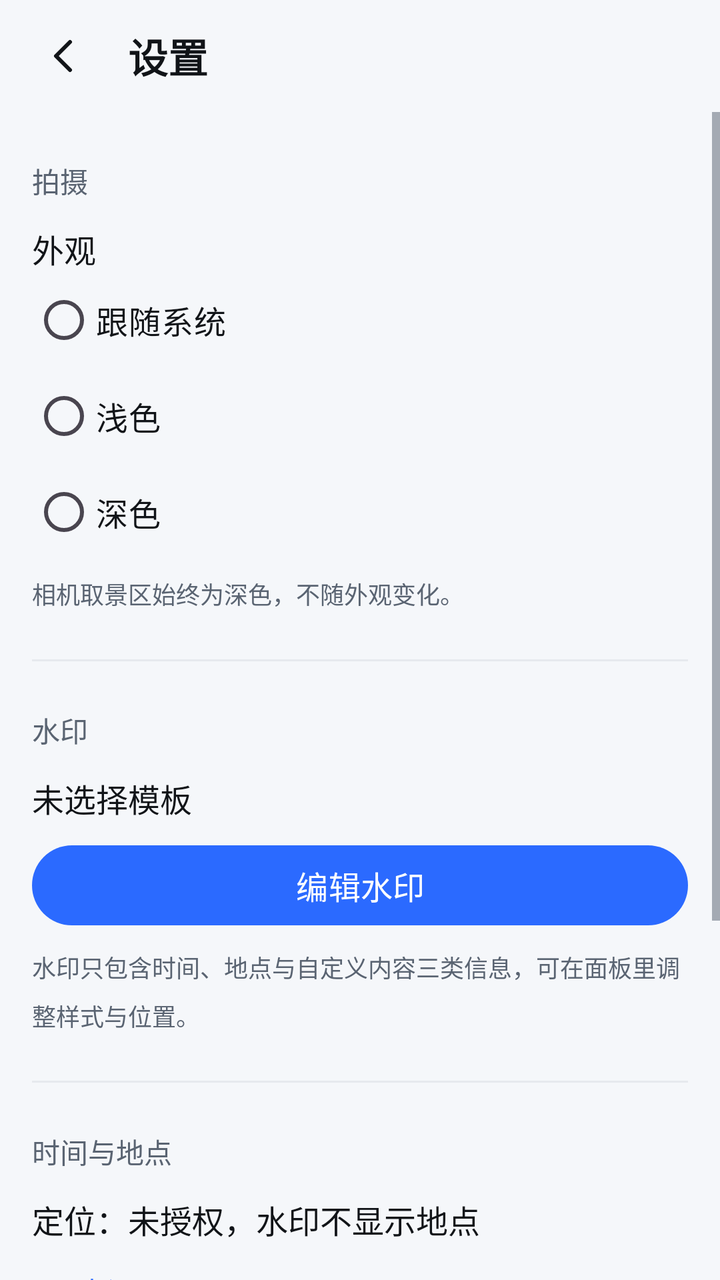
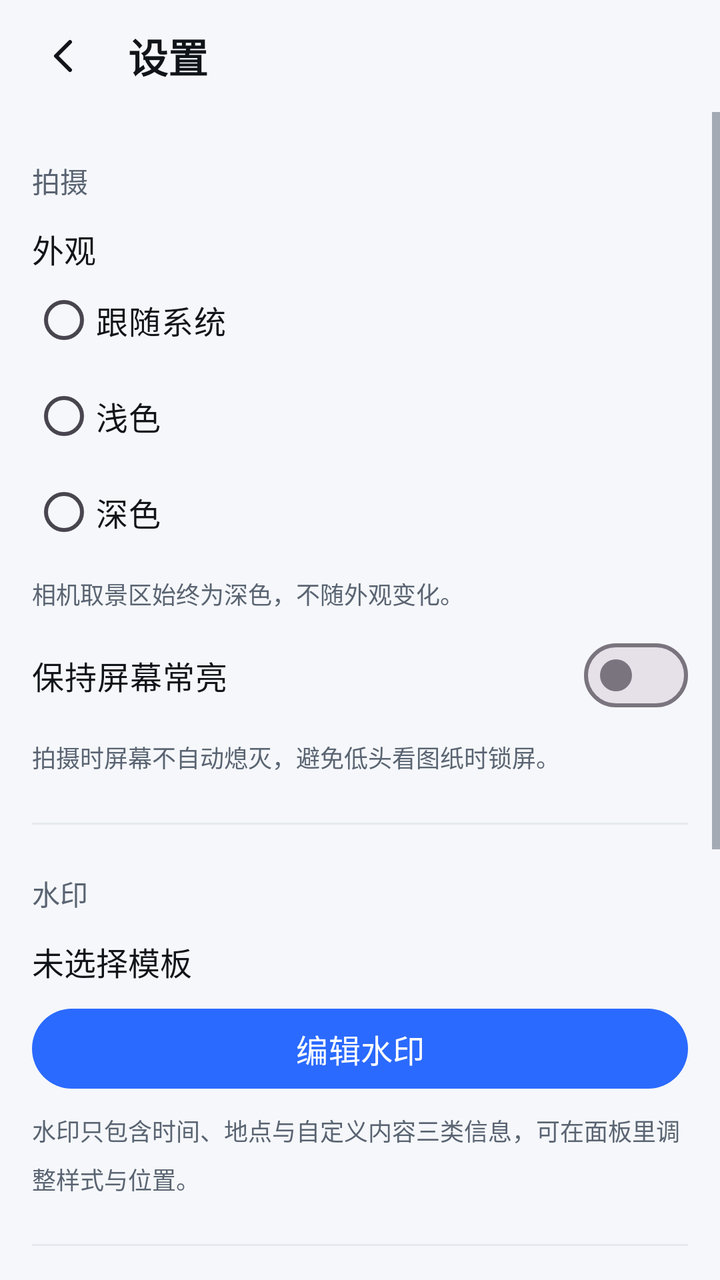

Two renders of the same Android screen: before a commit and after it. Below are the layout's source before the change and the commit's diff.
<!-- AndroidManifest.xml: application theme Theme.WatermarkCamera -->
<!-- res/layout/fragment_settings.xml -->
<?xml version="1.0" encoding="utf-8"?>
<LinearLayout xmlns:android="http://schemas.android.com/apk/res/android"
    xmlns:app="http://schemas.android.com/apk/res-auto"
    android:layout_width="match_parent"
    android:layout_height="match_parent"
    android:background="@color/app_background"
    android:orientation="vertical">

    
    <LinearLayout
        android:id="@+id/settingsTopBar"
        android:layout_width="match_parent"
        android:layout_height="56dp"
        android:gravity="center_vertical"
        android:orientation="horizontal"
        android:paddingStart="8dp"
        android:paddingEnd="16dp">

        <ImageButton
            android:id="@+id/btnSettingsBack"
            android:layout_width="48dp"
            android:layout_height="48dp"
            android:background="?attr/selectableItemBackgroundBorderless"
            android:contentDescription="@string/gallery_back"
            android:padding="12dp"
            android:scaleType="centerInside"
            android:src="@drawable/ic_ui_back"
            app:tint="@color/app_on_surface" />

        <TextView
            android:layout_width="0dp"
            android:layout_height="wrap_content"
            android:layout_marginStart="8dp"
            android:layout_weight="1"
            android:text="@string/settings_title"
            android:textColor="@color/app_on_surface"
            android:textSize="20sp"
            android:textStyle="bold" />
    </LinearLayout>

    <ScrollView
        android:layout_width="match_parent"
        android:layout_height="0dp"
        android:layout_weight="1"
        android:clipToPadding="false">

        <LinearLayout
            android:layout_width="match_parent"
            android:layout_height="wrap_content"
            android:orientation="vertical"
            android:paddingStart="16dp"
            android:paddingEnd="16dp"
            android:paddingBottom="24dp">

            
            <TextView
                style="@style/SettingsGroupTitle"
                android:text="@string/settings_group_capture" />

            <TextView
                style="@style/SettingsRowLabel"
                android:text="@string/settings_theme" />

            <RadioGroup
                android:id="@+id/rgTheme"
                android:layout_width="match_parent"
                android:layout_height="wrap_content"
                android:orientation="vertical">

                <RadioButton
                    android:id="@+id/rbThemeSystem"
                    android:layout_width="match_parent"
                    android:layout_height="48dp"
                    android:text="@string/settings_theme_system"
                    android:textColor="@color/app_on_surface"
                    android:textSize="16sp" />

                <RadioButton
                    android:id="@+id/rbThemeLight"
                    android:layout_width="match_parent"
                    android:layout_height="48dp"
                    android:text="@string/settings_theme_light"
                    android:textColor="@color/app_on_surface"
                    android:textSize="16sp" />

                <RadioButton
                    android:id="@+id/rbThemeDark"
                    android:layout_width="match_parent"
                    android:layout_height="48dp"
                    android:text="@string/settings_theme_dark"
                    android:textColor="@color/app_on_surface"
                    android:textSize="16sp" />
            </RadioGroup>

            <TextView
                style="@style/SettingsHint"
                android:text="@string/settings_capture_hint" />

            <View style="@style/SettingsDivider" />

            
            <TextView
                style="@style/SettingsGroupTitle"
                android:text="@string/settings_group_watermark" />

            <TextView
                android:id="@+id/tvCurrentTemplate"
                style="@style/SettingsRowLabel"
                android:text="@string/settings_template_unknown" />

            <com.google.android.material.button.MaterialButton
                android:id="@+id/btnOpenWatermarkEditor"
                android:layout_width="match_parent"
                android:layout_height="48dp"
                android:layout_marginTop="8dp"
                android:text="@string/settings_open_watermark_editor"
                android:textSize="16sp" />

            <TextView
                style="@style/SettingsHint"
                android:text="@string/settings_watermark_hint" />

            <View style="@style/SettingsDivider" />

            
            <TextView
                style="@style/SettingsGroupTitle"
                android:text="@string/settings_group_time_location" />

            <TextView
                android:id="@+id/tvLocationState"
                style="@style/SettingsRowLabel"
                android:text="@string/settings_location_denied" />

            <com.google.android.material.button.MaterialButton
                android:id="@+id/btnLocationSettings"
                style="@style/Widget.Material3.Button.TextButton"
                android:layout_width="wrap_content"
                android:layout_height="48dp"
                android:text="@string/permission_go_settings"
                android:textSize="14sp" />

            <TextView
                style="@style/SettingsHint"
                android:text="@string/settings_time_hint" />

            <View style="@style/SettingsDivider" />

            
            <TextView
                style="@style/SettingsGroupTitle"
                android:text="@string/settings_group_about" />

            <TextView
                android:id="@+id/tvVersion"
                style="@style/SettingsRowLabel"
                android:text="@string/settings_version_placeholder" />

            <TextView
                style="@style/SettingsHint"
                android:text="@string/settings_privacy" />

            <TextView
                style="@style/SettingsHint"
                android:text="@string/settings_license" />
        </LinearLayout>
    </ScrollView>
</LinearLayout>
<!-- resources referenced by this layout -->
<resources>
  <color name="app_background">#FFF5F7FA</color>
  <color name="app_on_surface">#FF111418</color>
  <!-- drawable ic_ui_back (drawable) -->
  <?xml version="1.0" encoding="utf-8"?>
  <vector xmlns:android="http://schemas.android.com/apk/res/android"
      android:width="24dp"
      android:height="24dp"
      android:viewportWidth="24"
      android:viewportHeight="24">
      <path
          android:pathData="m15 5-7 7 7 7"
          android:fillColor="@android:color/transparent"
          android:strokeColor="#FF000000"
          android:strokeWidth="2"
          android:strokeLineCap="round"
          android:strokeLineJoin="round" />
  </vector>
  <string name="gallery_back">返回</string>
  <string name="permission_go_settings">去设置</string>
  <string name="settings_capture_hint">相机取景区始终为深色，不随外观变化。</string>
  <string name="settings_group_about">关于</string>
  <string name="settings_group_capture">拍摄</string>
  <string name="settings_group_time_location">时间与地点</string>
  <string name="settings_group_watermark">水印</string>
  <string name="settings_license">本应用以 MIT 许可发布。</string>
  <string name="settings_location_denied">定位：未授权，水印不显示地点</string>
  <string name="settings_open_watermark_editor">编辑水印</string>
  <string name="settings_privacy">照片与位置只保存在本机，应用不上传任何内容。</string>
  <string name="settings_template_unknown">未选择模板</string>
  <string name="settings_theme">外观</string>
  <string name="settings_theme_dark">深色</string>
  <string name="settings_theme_light">浅色</string>
  <string name="settings_theme_system">跟随系统</string>
  <string name="settings_time_hint">拍摄时间优先使用联网授时；离线时按上次校准推算，并在水印上标明来源。</string>
  <string name="settings_title">设置</string>
  <string name="settings_version_placeholder">版本</string>
  <string name="settings_watermark_hint">水印只包含时间、地点与自定义内容三类信息，可在面板里调整样式与位置。</string>
  <style name="SettingsDivider">
          <item name="android:layout_width">match_parent</item>
          <item name="android:layout_height">1dp</item>
          <item name="android:layout_marginTop">24dp</item>
          <item name="android:background">@color/app_divider</item>
      </style>
  <style name="SettingsGroupTitle">
          <item name="android:layout_width">match_parent</item>
          <item name="android:layout_height">wrap_content</item>
          <item name="android:layout_marginTop">24dp</item>
          <item name="android:layout_marginBottom">4dp</item>
          <item name="android:textColor">@color/app_on_surface_secondary</item>
          <item name="android:textSize">14sp</item>
      </style>
  <style name="SettingsHint">
          <item name="android:layout_width">match_parent</item>
          <item name="android:layout_height">wrap_content</item>
          <item name="android:layout_marginTop">8dp</item>
          <item name="android:lineSpacingMultiplier">1.4</item>
          <item name="android:textColor">@color/app_on_surface_secondary</item>
          <item name="android:textSize">12sp</item>
      </style>
  <style name="SettingsRowLabel">
          <item name="android:layout_width">match_parent</item>
          <item name="android:layout_height">wrap_content</item>
          <item name="android:layout_marginTop">8dp</item>
          <item name="android:lineSpacingMultiplier">1.4</item>
          <item name="android:textColor">@color/app_on_surface</item>
          <item name="android:textSize">16sp</item>
      </style>
  <color name="app_divider">#FFE6E9EE</color>
  <color name="app_on_surface_secondary">#FF5A6472</color>
  <color name="color_primary">#2B6AFF</color>
  <color name="color_primary_dark">#1E5AEE</color>
  <color name="app_surface">#FFFFFFFF</color>
  <!-- unchanged entries left out for length: 1 -->
</resources>

<!-- the commit's change to res/layout/fragment_settings.xml (unified diff, before → after) -->
@@ -96,6 +96,19 @@
                 style="@style/SettingsHint"
                 android:text="@string/settings_capture_hint" />
 
+            <com.google.android.material.materialswitch.MaterialSwitch
+                android:id="@+id/swKeepScreenOn"
+                android:layout_width="match_parent"
+                android:layout_height="48dp"
+                android:layout_marginTop="8dp"
+                android:text="@string/settings_keep_screen_on"
+                android:textColor="@color/app_on_surface"
+                android:textSize="16sp" />
+
+            <TextView
+                style="@style/SettingsHint"
+                android:text="@string/settings_keep_screen_on_hint" />
+
             <View style="@style/SettingsDivider" />
 
             
<!-- resource entries referenced after the edit -->
@@ -24,6 +24,8 @@
   <string name="settings_group_capture">拍摄</string>
   <string name="settings_group_time_location">时间与地点</string>
   <string name="settings_group_watermark">水印</string>
+  <string name="settings_keep_screen_on">保持屏幕常亮</string>
+  <string name="settings_keep_screen_on_hint">拍摄时屏幕不自动熄灭，避免低头看图纸时锁屏。</string>
   <string name="settings_license">本应用以 MIT 许可发布。</string>
   <string name="settings_location_denied">定位：未授权，水印不显示地点</string>
   <string name="settings_open_watermark_editor">编辑水印</string>
